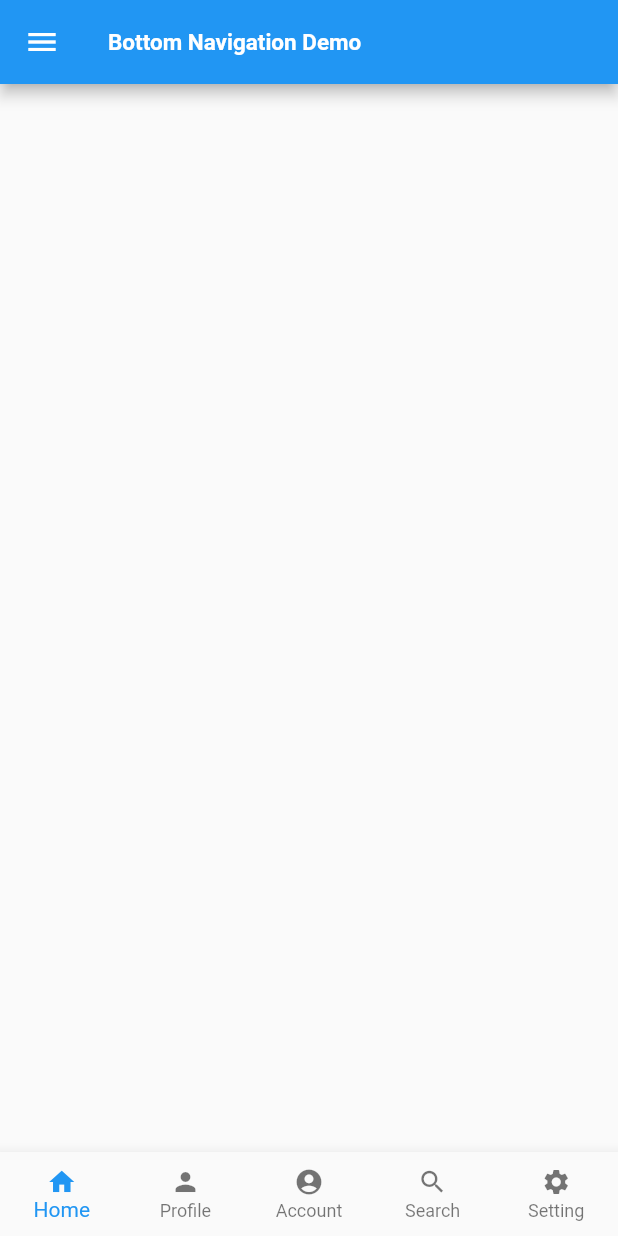
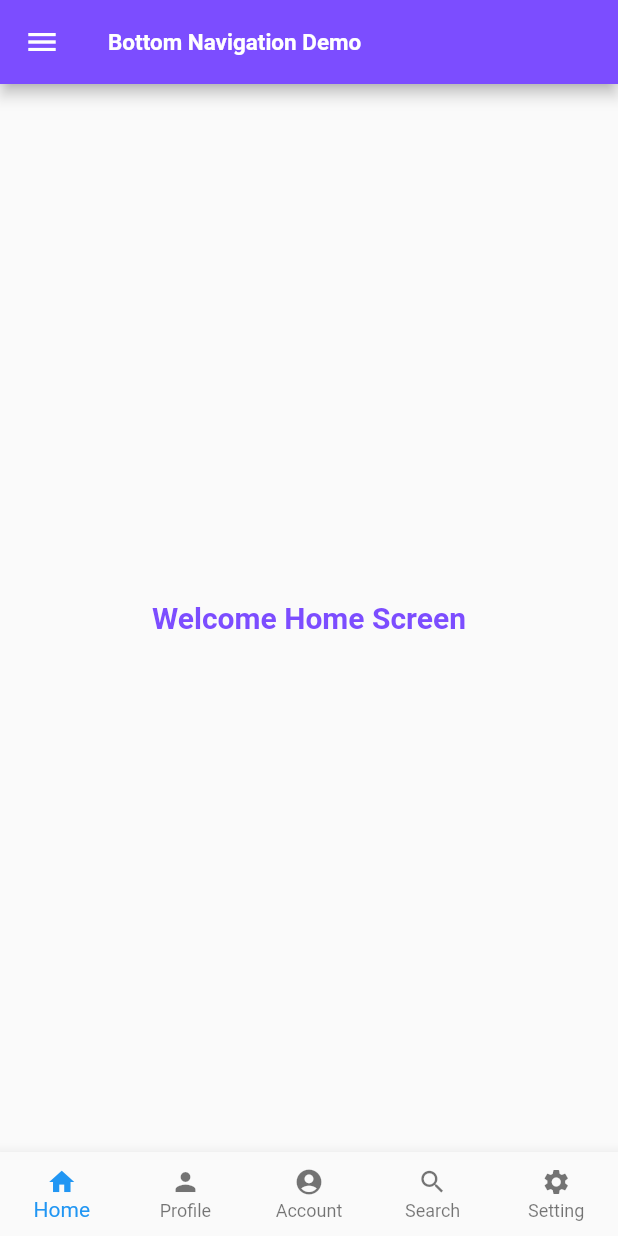
Before and after one commit to archanapunitha/bottom_navigation, a Flutter app: the screen it shows after launch, on a phone screen of 412 x 824 dp. Run offline on Flutter 3.47's test engine with Material 2 defaults, Android fonts, the phone set to English and light mode, and no system bars; statements that could not run were skipped.

```diff
--- a/lib/HomePage.dart
+++ b/lib/HomePage.dart
@@ -7,14 +7,41 @@ class HomePage extends StatefulWidget {
 
 class _HomePageState extends State<HomePage> {
   int _currentIndex=0;
-  final List<Widget> children=[];
+  final tabs=[
+    Center(child: Text('Welcome Home Screen',style: TextStyle(
+      color: Colors.deepPurpleAccent,
+      fontSize: 20,
+      fontWeight: FontWeight.bold,
+    ),),),
+    ProfilePage(),
+    Center(child: Text('See our profile',style: TextStyle(
+      color: Colors.deepPurpleAccent,
+      fontSize: 20,
+      fontWeight: FontWeight.bold,
+    ),),),
+    Center(child: Text('Check our Account Details',style: TextStyle(
+      color: Colors.deepPurpleAccent,
+      fontSize: 20,
+      fontWeight: FontWeight.bold,
+    ),),),
+    Center(child: Text('Search Here',style: TextStyle(
+      color: Colors.deepPurpleAccent,
+      fontSize: 20,
+      fontWeight: FontWeight.bold,
+    ),),),
+    Center(child: Text('Change Our Settings',style: TextStyle(
+      color: Colors.deepPurpleAccent,
+      fontSize: 20,
+      fontWeight: FontWeight.bold,
+    ),),),
+  ];
   @override
   Widget build(BuildContext context) {
     return Scaffold(
       appBar: AppBar(
         title: Text("Bottom Navigation Demo",style: TextStyle(
           color: Colors.white,
-          backgroundColor: Colors.blue,
+          backgroundColor: Colors.deepPurpleAccent,
           fontSize: 15.0,
           fontWeight: FontWeight.bold
         ),),
@@ -26,7 +53,7 @@ class _HomePageState extends State<HomePage> {
                   padding: EdgeInsets.only(top:50.0),
                   height: 250.0,
                   width: double.infinity,
-                  color: Colors.blueAccent,
+                  color: Colors.deepPurpleAccent,
                   child: new Column(
                     children: <Widget>[
                       Icon(
@@ -92,6 +119,7 @@ class _HomePageState extends State<HomePage> {
             ]
         ),
       ),
+      body: tabs[_currentIndex],
       bottomNavigationBar: BottomNavigationBar(
         currentIndex: _currentIndex,
         type: BottomNavigationBarType.fixed,
@@ -102,35 +130,35 @@ class _HomePageState extends State<HomePage> {
               title: Text('Home',style: TextStyle(
                 fontSize: 12
               ),),
-            backgroundColor: Colors.blue
+            backgroundColor: Colors.deepPurpleAccent
           ),
           new BottomNavigationBarItem(
               icon: Icon(Icons.person),
               title: Text('Profile',style: TextStyle(
                 fontSize: 12,
               ),),
-              backgroundColor: Colors.blue
+              backgroundColor: Colors.deepPurpleAccent
           ),
           new BottomNavigationBarItem(
               icon: Icon(Icons.account_circle),
               title: Text('Account',style: TextStyle(
                 fontSize: 12,
               ),),
-              backgroundColor: Colors.blue
+              backgroundColor: Colors.deepPurpleAccent
           ),
           new BottomNavigationBarItem(
               icon: Icon(Icons.search),
               title: Text('Search',style: TextStyle(
                 fontSize: 12,
               ),),
-              backgroundColor: Colors.blue
+              backgroundColor: Colors.deepPurpleAccent
           ),
           new BottomNavigationBarItem(
               icon: Icon(Icons.settings),
               title: Text('Setting',style: TextStyle(
                 fontSize: 12,
               ),),
-              backgroundColor: Colors.blue
+              backgroundColor: Colors.deepPurpleAccent
           ),
         ],
         onTap: (Index){
--- /dev/null
+++ b/lib/ProfilePage.dart
@@ -0,0 +1,11 @@
+import 'package:flutter/material.dart';
+
+class ProfilePage extends StatelessWidget {
+  @override
+  Widget build(BuildContext context) {
+    return Container(
+      decoration: BoxDecoration(
+      ),
+    );
+  }
+}
--- a/lib/main.dart
+++ b/lib/main.dart
@@ -9,6 +9,9 @@ class MyApp extends StatelessWidget {
   @override
   Widget build(BuildContext context) {
     return MaterialApp(
+      theme: ThemeData(
+        primaryColor: Colors.deepPurpleAccent
+      ),
       title: "Bottom Navigation Demo",
       color: Colors.white,
       home: HomePage(),
```
